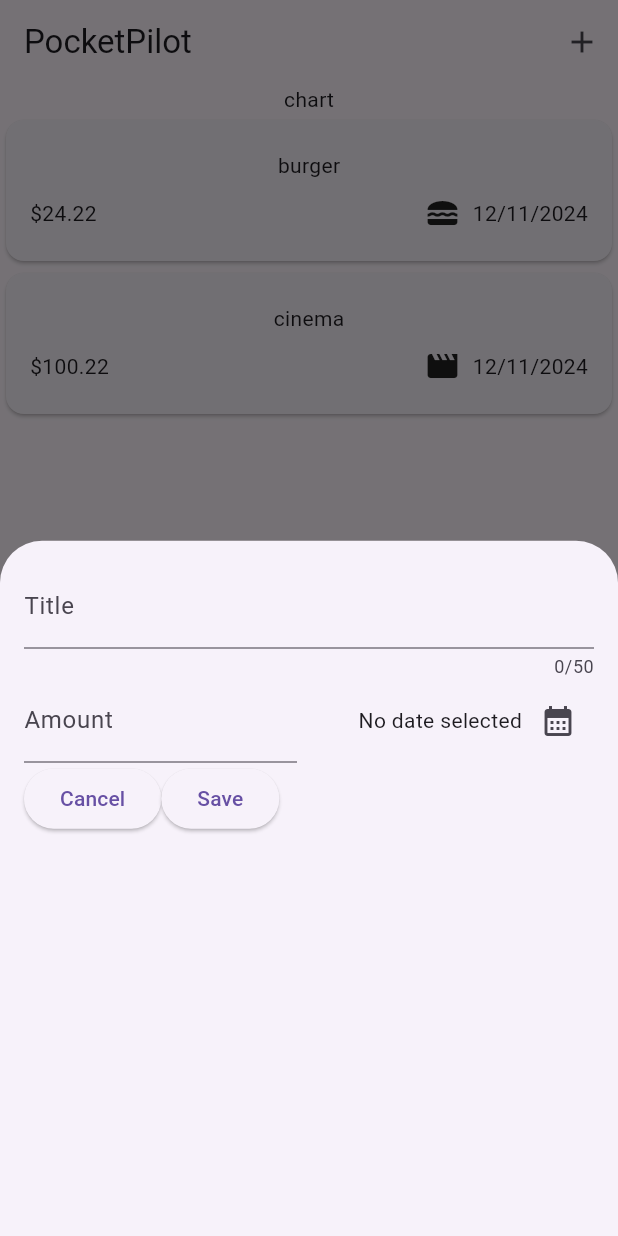
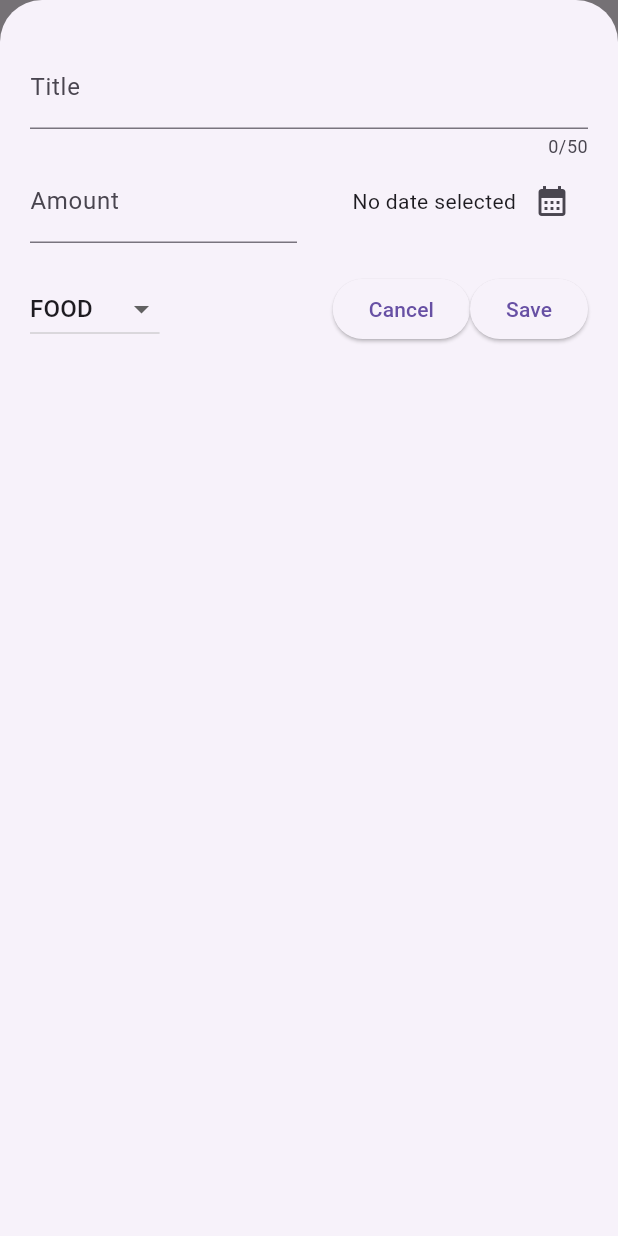
Before and after one commit to sinharitun/Expence-Tracker, a Flutter app: the screen it shows after launch, after a tap on the "add" icon, on a phone screen of 412 x 824 dp. Run offline on Flutter 3.47's test engine with Material 3 defaults, Android fonts, the phone set to English and light mode, and no system bars.

```diff
--- a/lib/widget/expence.dart
+++ b/lib/widget/expence.dart
@@ -13,27 +13,69 @@ class Expences extends StatefulWidget {
 
 class _ExpenceState extends State<Expences> {
   final List<Expencemodel> _registeredExpence = [
-    Expencemodel(
-        title: 'burger',
-        amount: 24.22,
-        date: DateTime.now(),
-        category: Category.food),
-    Expencemodel(
-        title: 'cinema',
-        amount: 100.22,
-        date: DateTime.now(),
-        category: Category.leisure)
+    // Expencemodel(
+    //     title: 'burger',
+    //     amount: 24.22,
+    //     date: DateTime.now(),
+    //     category: Category.food),
+    // Expencemodel(
+    //     title: 'cinema',
+    //     amount: 100.22,
+    //     date: DateTime.now(),
+    //     category: Category.leisure)
   ];
 
   void _openAddExpenceOverlay() {
     showModalBottomSheet(
+      isScrollControlled: true,
       context: context,
-      builder: (ctx) => const Newexpence(),
+      builder: (ctx) => Newexpence(
+        addExpance: _addExpance,
+      ),
+    );
+  }
+
+  void _addExpance(Expencemodel expencemodel) {
+    setState(() {
+      _registeredExpence.add(expencemodel);
+    });
+  }
+
+  void _removeExpence(Expencemodel expencemodel) {
+    final expenseIndex = _registeredExpence.indexOf(expencemodel);
+    setState(() {
+      _registeredExpence.remove(expencemodel);
+    });
+    ScaffoldMessenger.of(context).showSnackBar(
+      SnackBar(
+        duration: const Duration(seconds: 3),
+        content: const Text('Expance deleted'),
+        action: SnackBarAction(
+          label: "undo",
+          onPressed: () {
+            setState(() {
+              _registeredExpence.insert(expenseIndex, expencemodel);
+            });
+          },
+        ),
+      ),
     );
   }
 
   @override
   Widget build(BuildContext context) {
+    Widget mainContent = const Center(
+      child:
+          Text('No Expences is added yet. Start adding your expence to track'),
+    );
+
+    if (_registeredExpence.isNotEmpty) {
+      mainContent = ExpenceList(
+        expenceitem: _registeredExpence,
+        onRemoveExpence: _removeExpence,
+      );
+    }
+
     return Scaffold(
       appBar: AppBar(
         title: const Text('PocketPilot'),
@@ -45,13 +87,7 @@ class _ExpenceState extends State<Expences> {
         ],
       ),
       body: Column(
-        children: [
-          const Text('chart'),
-          Expanded(
-              child: ExpenceList(
-            expenceitem: _registeredExpence,
-          ))
-        ],
+        children: [const Text('chart'), Expanded(child: mainContent)],
       ),
     );
   }
--- a/lib/widget/newexpence.dart
+++ b/lib/widget/newexpence.dart
@@ -2,7 +2,9 @@ import 'package:expencetracker/model/expencemodel.dart';
 import 'package:flutter/material.dart';
 
 class Newexpence extends StatefulWidget {
-  const Newexpence({super.key});
+  const Newexpence({super.key, required this.addExpance});
+  final void Function(Expencemodel expencemodel) addExpance;
+
   @override
   State<Newexpence> createState() {
     return _NewExpenceState();
@@ -13,6 +15,7 @@ class _NewExpenceState extends State<Newexpence> {
   final _titleController = TextEditingController();
   final _amountController = TextEditingController();
   DateTime? _selectedDate;
+  Category _selectedCategory = Category.food;
 
   @override
   void dispose() {
@@ -24,17 +27,56 @@ class _NewExpenceState extends State<Newexpence> {
   void _presentDataPicker() async {
     final now = DateTime.now();
     final firstDate = DateTime(now.year - 1, now.month, now.day);
-    final pickedDate= await showDatePicker(context: context, firstDate: firstDate, lastDate: now);
+    final pickedDate = await showDatePicker(
+        context: context, firstDate: firstDate, lastDate: now);
     setState(() {
-      _selectedDate=pickedDate;
+      _selectedDate = pickedDate;
     });
+  }
+
+  void _saveExpenceData() {
+    final amount = double.tryParse(_amountController.text);
+    final invalidAmount = amount == null || amount <= 0;
+    if (_titleController.text.trim().isEmpty ||
+        invalidAmount ||
+        _selectedDate == null) {
+      showDialog(
+        context: context,
+        builder: (ctx) => AlertDialog(
+          title: const Text('Invalid Input'),
+          content: const Text(
+              'Please enter a valid Title, Amount, Date and Category'),
+          actions: [
+            TextButton(
+              onPressed: () {
+                Navigator.pop(ctx);
+              },
+              child: const Text('Okay'),
+            ),
+          ],
+        ),
+      );
+      return;
+    }
+
+    widget.addExpance(
+      Expencemodel(
+        title: _titleController.text,
+        amount: amount,
+        date: _selectedDate!,
+        category: _selectedCategory,
+      ),
+    );
+    Navigator.pop(context);
   }
 
   @override
   Widget build(BuildContext context) {
     return Padding(
-      padding: const EdgeInsets.all(16),
+
+      padding: const EdgeInsets.fromLTRB(20,30,20,20),
       child: Column(
+
         children: [
           TextField(
             controller: _titleController,
@@ -63,7 +105,9 @@ class _NewExpenceState extends State<Newexpence> {
                   mainAxisAlignment: MainAxisAlignment.end,
                   crossAxisAlignment: CrossAxisAlignment.center,
                   children: [
-                    Text(_selectedDate == null ? "No date selected" : formatter.format(_selectedDate!)), //work
+                    Text(_selectedDate == null
+                        ? "No date selected"
+                        : formatter.format(_selectedDate!)), //work
                     IconButton(
                       onPressed: _presentDataPicker,
                       icon: const Icon(Icons.calendar_month),
@@ -73,8 +117,32 @@ class _NewExpenceState extends State<Newexpence> {
               )
             ],
           ),
+          const SizedBox(
+            height: 20,
+          ),
           Row(
             children: [
+              DropdownButton(
+                  value: _selectedCategory,
+                  items: Category.values
+                      .map(
+                        (category) => DropdownMenuItem(
+                          value: category,
+                          child: Text(
+                            category.name.toUpperCase(),
+                          ),
+                        ),
+                      )
+                      .toList(),
+                  onChanged: (value) {
+                    if (value == null) {
+                      return;
+                    }
+                    setState(() {
+                      _selectedCategory = value;
+                    });
+                  }),
+              const Spacer(),
               ElevatedButton(
                 onPressed: () {
                   Navigator.pop(context);
@@ -82,9 +150,7 @@ class _NewExpenceState extends State<Newexpence> {
                 child: const Text('Cancel'),
               ),
               ElevatedButton(
-                onPressed: () {
-                  print(_titleController);
-                },
+                onPressed: _saveExpenceData,
                 child: const Text('Save'),
               ),
             ],
```
Also changed, not shown: lib/widget/widget_list/expence_list.dart (+11 -2 lines), lib/main.dart (line endings or trailing spaces).
